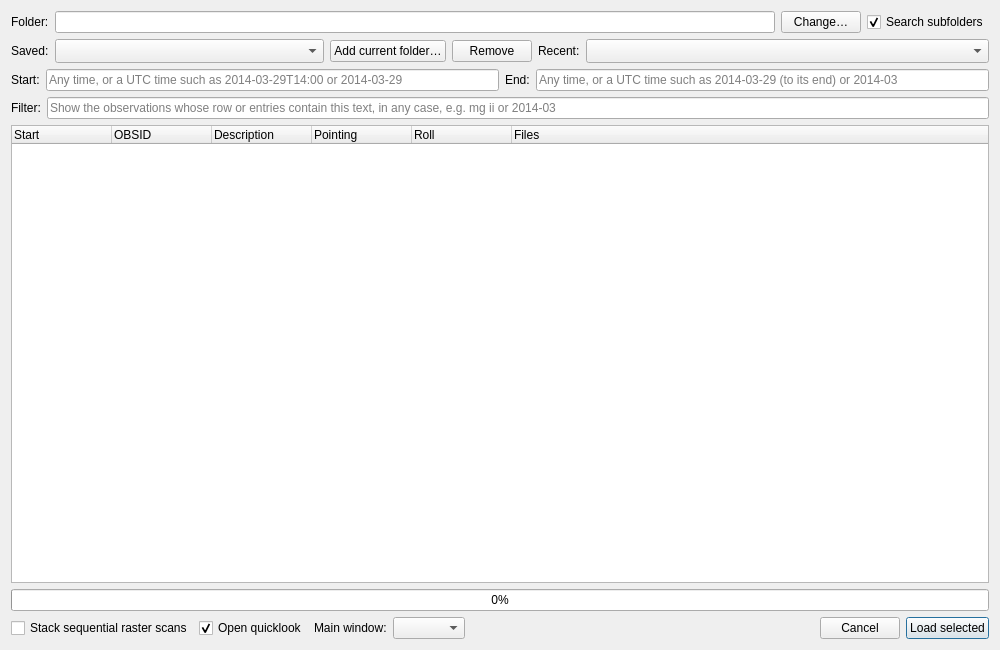
Before: the Qt Designer form glue_solar/sources/loaders/iris_loader.ui in glue-viz/glue-solar, drawn with Qt 5.
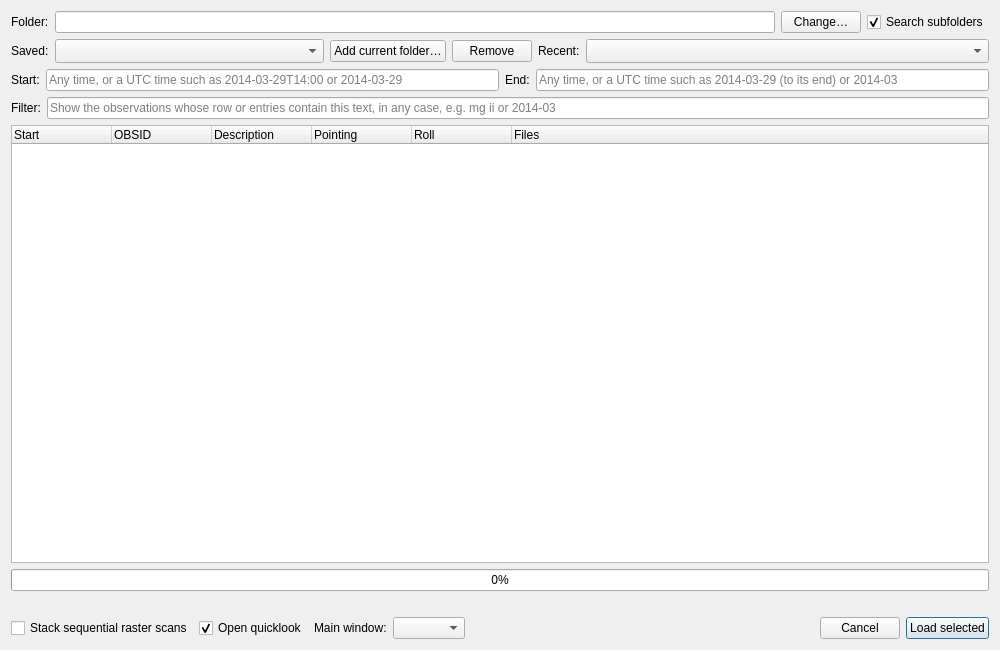
After: the same form once the commit is applied.

Commit message: Keep the browser open when nothing was loaded, show its messages under the progress bar, name an archive cut short, leave IRIS files of other levels to glue's FITS reader and read a sunpy map per image HDU

The edit to the form file:
```diff
--- a/glue_solar/sources/loaders/iris_loader.ui
+++ b/glue_solar/sources/loaders/iris_loader.ui
@@ -237,6 +237,23 @@
      </property>
     </widget>
    </item>
+   <item>
+    <!-- Ignored: a message's long path, which has nowhere to wrap, must not widen the dialog -->
+    <widget class="QLabel" name="status">
+     <property name="sizePolicy">
+      <sizepolicy hsizetype="Ignored" vsizetype="Preferred">
+       <horstretch>0</horstretch>
+       <verstretch>0</verstretch>
+      </sizepolicy>
+     </property>
+     <property name="textFormat">
+      <enum>Qt::PlainText</enum>
+     </property>
+     <property name="wordWrap">
+      <bool>true</bool>
+     </property>
+    </widget>
+   </item>
    <item>
     <layout class="QHBoxLayout" name="buttonLayout">
      <item>
```
The commit also changes 6 other files.
